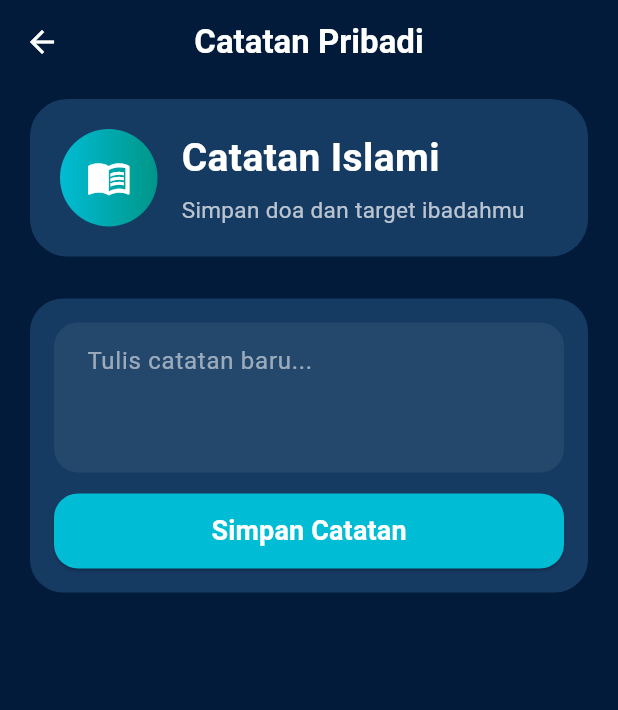
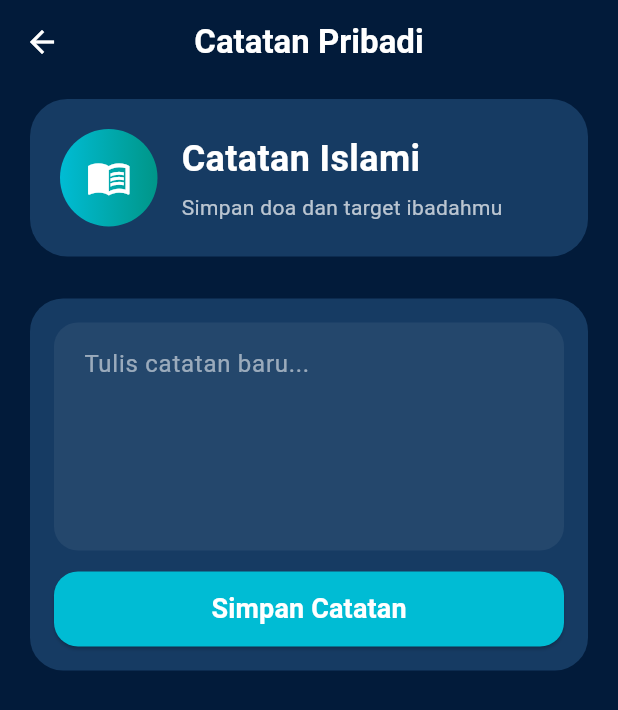
Before and after one commit to hmmskuy/project_aplikasi_doa, a Flutter app: the CatatanPribadiPage screen opened directly, on a phone screen of 412 x 824 dp. Shown: the top 710 px of the screen. Run offline on Flutter 3.47's test engine with Material 3 defaults, Android fonts, the phone set to English and light mode, and no system bars; our stand-ins replace image_picker, material_design_icons_flutter, shared_preferences; missing offline and left inert: flutter_mdi_icons; accounts and stored records are empty.

Commit message:
Update catatan_pribadi.dart
UPDATE catatan pribadi

```diff
--- a/lib/pages/catatan_pribadi.dart
+++ b/lib/pages/catatan_pribadi.dart
@@ -3,7 +3,7 @@ import 'package:flutter/material.dart';
 import 'package:shared_preferences/shared_preferences.dart';
 
 class CatatanPribadiPage extends StatefulWidget {
-  const CatatanPribadiPage({Key? key}) : super(key: key);
+  const CatatanPribadiPage({super.key});
 
   @override
   State<CatatanPribadiPage> createState() => _CatatanPribadiPageState();
@@ -11,6 +11,7 @@ class CatatanPribadiPage extends StatefulWidget {
 
 class _CatatanPribadiPageState extends State<CatatanPribadiPage> {
   final TextEditingController _controller = TextEditingController();
+  final FocusNode _focusNode = FocusNode();
 
   List<Map<String, String>> notes = [];
 
@@ -20,9 +21,16 @@ class _CatatanPribadiPageState extends State<CatatanPribadiPage> {
     loadNotes();
   }
 
+  @override
+  void dispose() {
+    _controller.dispose();
+    _focusNode.dispose();
+    super.dispose();
+  }
+
   Future<void> saveNotes() async {
     final prefs = await SharedPreferences.getInstance();
-    prefs.setString('notes', jsonEncode(notes));
+    await prefs.setString('notes', jsonEncode(notes));
   }
 
   Future<void> loadNotes() async {
@@ -32,7 +40,7 @@ class _CatatanPribadiPageState extends State<CatatanPribadiPage> {
     if (data != null) {
       setState(() {
         notes = List<Map<String, String>>.from(
-          jsonDecode(data).map((x) => Map<String, String>.from(x)),
+          jsonDecode(data).map((e) => Map<String, String>.from(e)),
         );
       });
     }
@@ -41,15 +49,19 @@ class _CatatanPribadiPageState extends State<CatatanPribadiPage> {
   void addNote() {
     if (_controller.text.trim().isEmpty) return;
 
+    final now = DateTime.now();
+
     setState(() {
       notes.insert(0, {
-        'title': _controller.text,
-        'date': DateTime.now().day.toString() + " Mei 2026",
+        'title': _controller.text.trim(),
+        'date': '${now.day}/${now.month}/${now.year}',
       });
     });
 
     saveNotes();
     _controller.clear();
+
+    FocusScope.of(context).unfocus();
   }
 
   void deleteNote(int index) {
@@ -76,14 +88,17 @@ class _CatatanPribadiPageState extends State<CatatanPribadiPage> {
         ),
         leading: IconButton(
           icon: const Icon(Icons.arrow_back, color: Colors.white),
-          onPressed: () {
-            Navigator.pop(context);
-          },
+          onPressed: () => Navigator.pop(context),
         ),
       ),
 
-      body: SafeArea(
+      body: GestureDetector(
+        onTap: () {
+          FocusScope.of(context).unfocus();
+        },
+        child: SafeArea(
           child: SingleChildScrollView(
+            keyboardDismissBehavior: ScrollViewKeyboardDismissBehavior.onDrag,
             padding: EdgeInsets.only(
               left: 20,
               right: 20,
@@ -92,7 +107,6 @@ class _CatatanPribadiPageState extends State<CatatanPribadiPage> {
             ),
             child: Column(
               children: [
-              /// HEADER
                 Container(
                   padding: const EdgeInsets.all(20),
                   decoration: BoxDecoration(
@@ -116,28 +130,29 @@ class _CatatanPribadiPageState extends State<CatatanPribadiPage> {
                           size: 30,
                         ),
                       ),
-
                       const SizedBox(width: 16),
-
-                    Column(
+                      const Expanded(
+                        child: Column(
                           crossAxisAlignment: CrossAxisAlignment.start,
-                      children: const [
+                          children: [
                             Text(
                               "Catatan Islami",
                               style: TextStyle(
                                 color: Colors.white,
-                            fontSize: 26,
+                                fontSize: 24,
                                 fontWeight: FontWeight.bold,
                               ),
                             ),
-
                             SizedBox(height: 5),
-
                             Text(
                               "Simpan doa dan target ibadahmu",
-                          style: TextStyle(color: Colors.white70, fontSize: 15),
+                              style: TextStyle(
+                                color: Colors.white70,
+                                fontSize: 14,
+                              ),
                             ),
                           ],
+                        ),
                       ),
                     ],
                   ),
@@ -145,7 +160,6 @@ class _CatatanPribadiPageState extends State<CatatanPribadiPage> {
 
                 const SizedBox(height: 18),
 
-              /// LIST CATATAN
                 ListView.builder(
                   itemCount: notes.length,
                   shrinkWrap: true,
@@ -161,7 +175,6 @@ class _CatatanPribadiPageState extends State<CatatanPribadiPage> {
                       child: Row(
                         crossAxisAlignment: CrossAxisAlignment.start,
                         children: [
-                        /// ICON
                           Container(
                             width: 52,
                             height: 52,
@@ -175,10 +188,7 @@ class _CatatanPribadiPageState extends State<CatatanPribadiPage> {
                               size: 28,
                             ),
                           ),
-
                           const SizedBox(width: 14),
-
-                        /// TEXT
                           Expanded(
                             child: Column(
                               crossAxisAlignment: CrossAxisAlignment.start,
@@ -190,41 +200,24 @@ class _CatatanPribadiPageState extends State<CatatanPribadiPage> {
                                         notes[index]['title'] ?? '',
                                         style: const TextStyle(
                                           color: Colors.white,
-                                        fontSize: 21,
+                                          fontSize: 18,
                                           fontWeight: FontWeight.bold,
                                         ),
                                       ),
                                     ),
-
                                     IconButton(
-                                    onPressed: () {
-                                      deleteNote(index);
-                                    },
+                                      onPressed: () => deleteNote(index),
                                       icon: const Icon(
                                         Icons.delete_outline,
-                                      color: Colors.redAccent,
+                                        color: Colors.red,
                                       ),
                                     ),
                                   ],
                                 ),
-
                                 Text(
                                   notes[index]['date'] ?? '',
-                                style: const TextStyle(
-                                  color: Colors.white54,
-                                  fontSize: 14,
+                                  style: const TextStyle(color: Colors.white54),
                                 ),
-                              ),
-
-                              const SizedBox(height: 12),
-
-                              // const Text(
-                              //   "Ya Allah, lindungi keluargaku dan berikan kebahagiaan dunia akhirat.",
-                              //   style: TextStyle(
-                              //     color: Colors.white70,
-                              //     fontSize: 17,
-                              //   ),
-                              // ),
                               ],
                             ),
                           ),
@@ -236,7 +229,6 @@ class _CatatanPribadiPageState extends State<CatatanPribadiPage> {
 
                 const SizedBox(height: 10),
 
-              /// INPUT CATATAN
                 Container(
                   padding: const EdgeInsets.all(16),
                   decoration: BoxDecoration(
@@ -245,22 +237,20 @@ class _CatatanPribadiPageState extends State<CatatanPribadiPage> {
                   ),
                   child: Column(
                     children: [
-                    /// TEXTFIELD
-                    TextField(
+                      TextFormField(
                         controller: _controller,
+                        focusNode: _focusNode,
+                        keyboardType: TextInputType.multiline,
+                        textInputAction: TextInputAction.newline,
+                        maxLines: 5,
                         style: const TextStyle(color: Colors.white),
-                      maxLines: 3,
+                        cursorColor: Colors.cyan,
                         decoration: InputDecoration(
                           hintText: "Tulis catatan baru...",
                           hintStyle: const TextStyle(color: Colors.white54),
                           filled: true,
                           fillColor: Colors.white.withOpacity(0.06),
-
-                        contentPadding: const EdgeInsets.symmetric(
-                          horizontal: 18,
-                          vertical: 14,
-                        ),
-
+                          contentPadding: const EdgeInsets.all(16),
                           border: OutlineInputBorder(
                             borderRadius: BorderRadius.circular(16),
                             borderSide: BorderSide.none,
@@ -270,7 +260,6 @@ class _CatatanPribadiPageState extends State<CatatanPribadiPage> {
 
                       const SizedBox(height: 14),
 
-                    /// BUTTON
                       SizedBox(
                         width: double.infinity,
                         height: 50,
@@ -286,8 +275,8 @@ class _CatatanPribadiPageState extends State<CatatanPribadiPage> {
                             "Simpan Catatan",
                             style: TextStyle(
                               fontSize: 18,
+                              color: Colors.white,
                               fontWeight: FontWeight.bold,
-                            color: Colors.white,
                             ),
                           ),
                         ),
@@ -299,6 +288,7 @@ class _CatatanPribadiPageState extends State<CatatanPribadiPage> {
             ),
           ),
         ),
+      ),
     );
   }
 }
```
Lines whose indentation alone changed are shown as unchanged.
